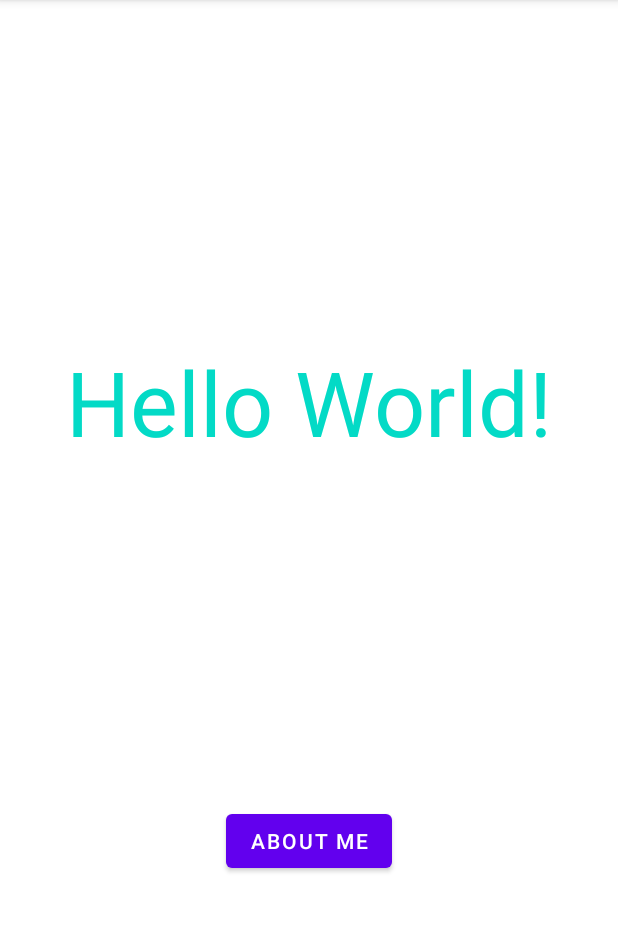
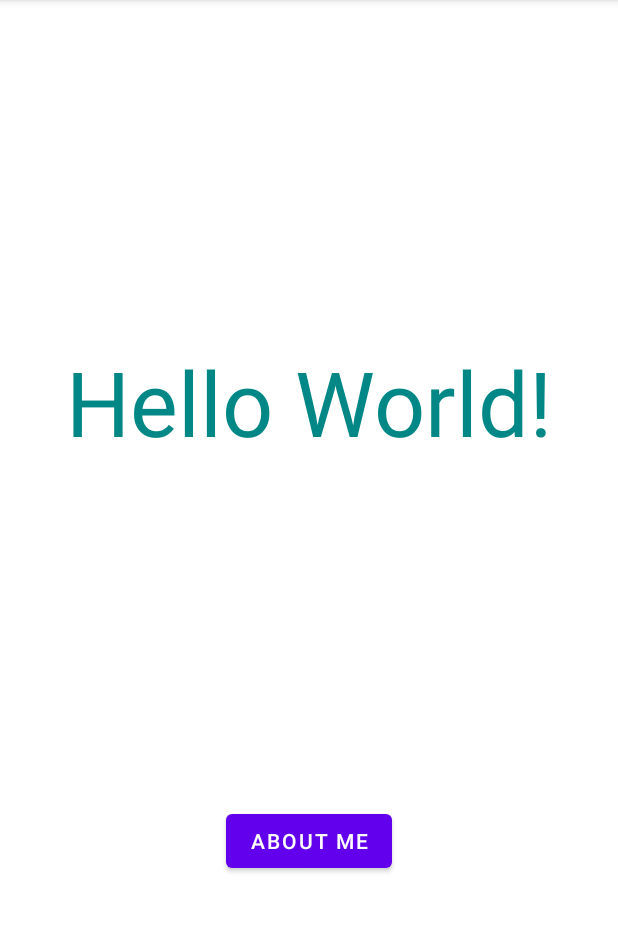
Before and after one commit to jovianebellegarde/NUMAD22Sp_JovianeBellegarde, an Android app: the screen it shows after launch (MainActivity), on a phone screen of 412 x 824 dp, the part 84-1016 px from its top. Run offline under Robolectric (Android 15) with nearby library versions, the phone set to English and light mode, and no system bars.

Commit message:
changed color of hello world text again

```diff
--- a/app/src/main/res/layout/activity_main.xml
+++ b/app/src/main/res/layout/activity_main.xml
@@ -11,7 +11,7 @@
         android:layout_height="wrap_content"
         android:text="Hello World!"
         android:textAllCaps="false"
-        android:textColor="@color/design_default_color_secondary"
+        android:textColor="@color/teal_700"
         android:textSize="60sp"
         app:layout_constraintBottom_toTopOf="@+id/button2"
         app:layout_constraintEnd_toEndOf="parent"
```
